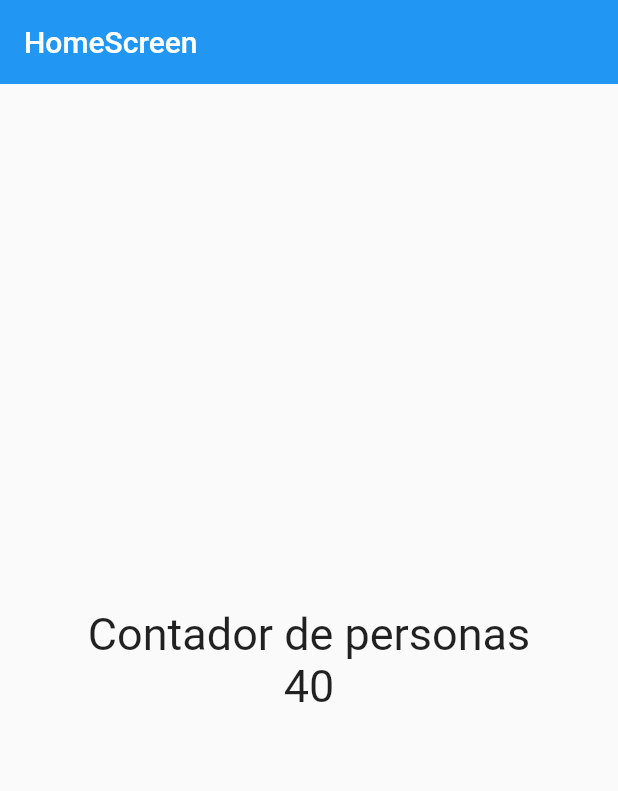
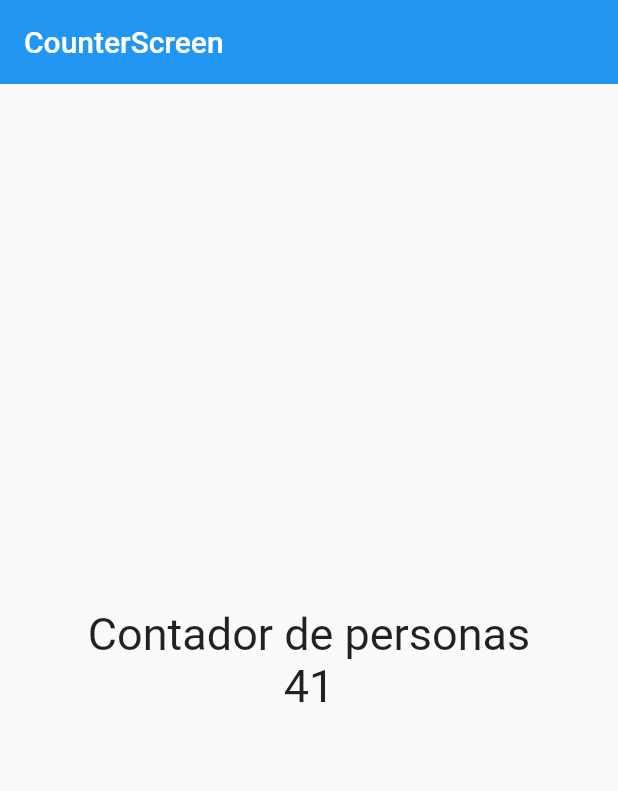
Before and after one commit to maldonadoangel/App_Contador, a Flutter app: the screen it shows after launch, after a tap on the "add" icon, on a phone screen of 412 x 824 dp. Shown: the top 791 px of the screen. Run offline on Flutter 3.47's test engine with Material 2 defaults, Android fonts, the phone set to English and light mode, and no system bars.

Commit message:
Aplicacion con statefulwidget

```diff
--- a/first_app/lib/main.dart
+++ b/first_app/lib/main.dart
@@ -1,4 +1,4 @@
-import 'package:first_app/screens/home_screen.dart';
+import 'package:first_app/screens/counter_screen.dart';
 import 'package:flutter/material.dart';
 
 void main() {
@@ -10,6 +10,6 @@ class MyApp extends StatelessWidget {
   @override
   Widget build(context) {
     return const MaterialApp(
-        debugShowCheckedModeBanner: false, home: HomeScreen());
+        debugShowCheckedModeBanner: false, home: CounterScreen());
   }
 }
--- a/first_app/lib/screens/home_screen.dart
+++ b/first_app/lib/screens/counter_screen.dart
@@ -1,20 +1,24 @@
 import 'package:flutter/material.dart';
 
-class HomeScreen extends StatelessWidget {
+class CounterScreen extends StatefulWidget {
   // super Constructor
-  const HomeScreen({Key? key}) : super(key: key);
+  const CounterScreen({Key? key}) : super(key: key);
 
+  @override
+  State<CounterScreen> createState() => _CounterScreenState();
+}
+
+class _CounterScreenState extends State<CounterScreen> {
+  int counter = 40;
   //variable o propiedad
-
   @override
   Widget build(BuildContext context) {
     //Creamos una variable
     const fontSize30 = TextStyle(fontSize: 30);
-    int counter = 40;
 
     return Scaffold(
       appBar: AppBar(
-        title: const Text('HomeScreen'),
+        title: const Text('CounterScreen'),
         elevation: 0,
       ),
       body: Center(
@@ -38,7 +42,7 @@ class HomeScreen extends StatelessWidget {
         onPressed: () {
           print('Presionaron el boton');
           counter++;
-          print(counter);
+          setState(() {});
         },
       ),
     );
```
